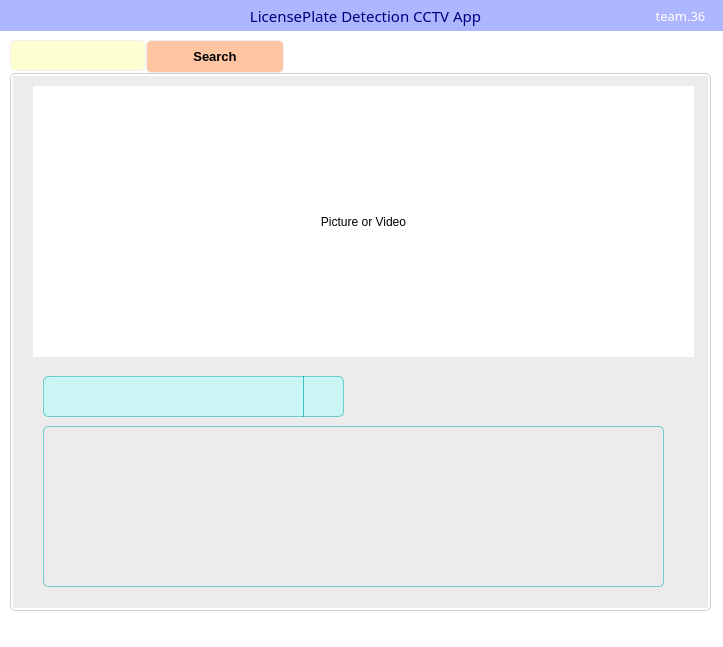
First picture: the form in cctv_36/mainwindow.ui, repository VEDA-ThirtySix/PAMS-client, before the edit.
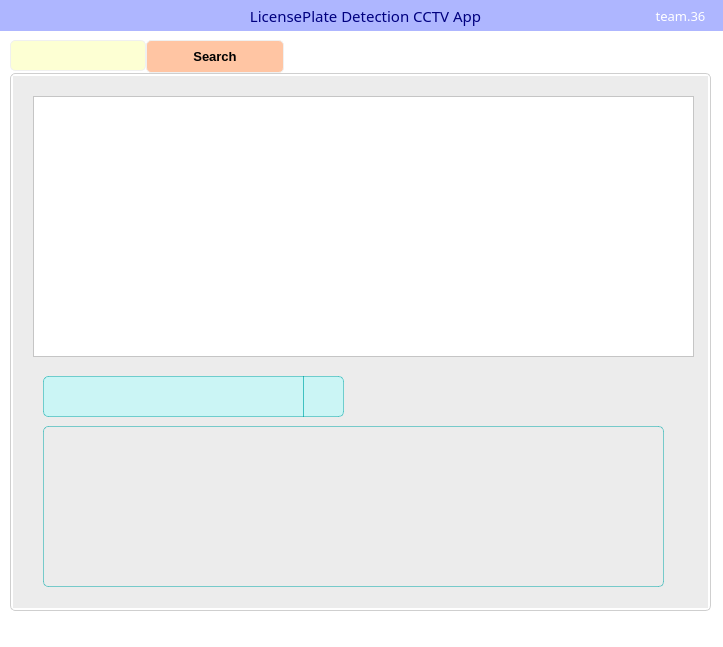
Second picture: the form after the edit. Icons and pictures are not drawn.

What changed in the file:
```diff
--- a/cctv_36/mainwindow.ui
+++ b/cctv_36/mainwindow.ui
@@ -288,20 +288,20 @@
        </property>
       </widget>
      </widget>
-     <widget class="QLabel" name="label">
+     <widget class="QTableView" name="resultsTable">
       <property name="geometry">
        <rect>
         <x>20</x>
-        <y>10</y>
+        <y>20</y>
         <width>661</width>
-        <height>271</height>
+        <height>261</height>
        </rect>
       </property>
-      <property name="text">
-       <string>Picture or Video</string>
+      <property name="inputMethodHints">
+       <set>Qt::InputMethodHint::ImhNone</set>
       </property>
-      <property name="alignment">
-       <set>Qt::AlignmentFlag::AlignCenter</set>
+      <property name="editTriggers">
+       <set>QAbstractItemView::EditTrigger::NoEditTriggers</set>
       </property>
      </widget>
     </widget>
```
